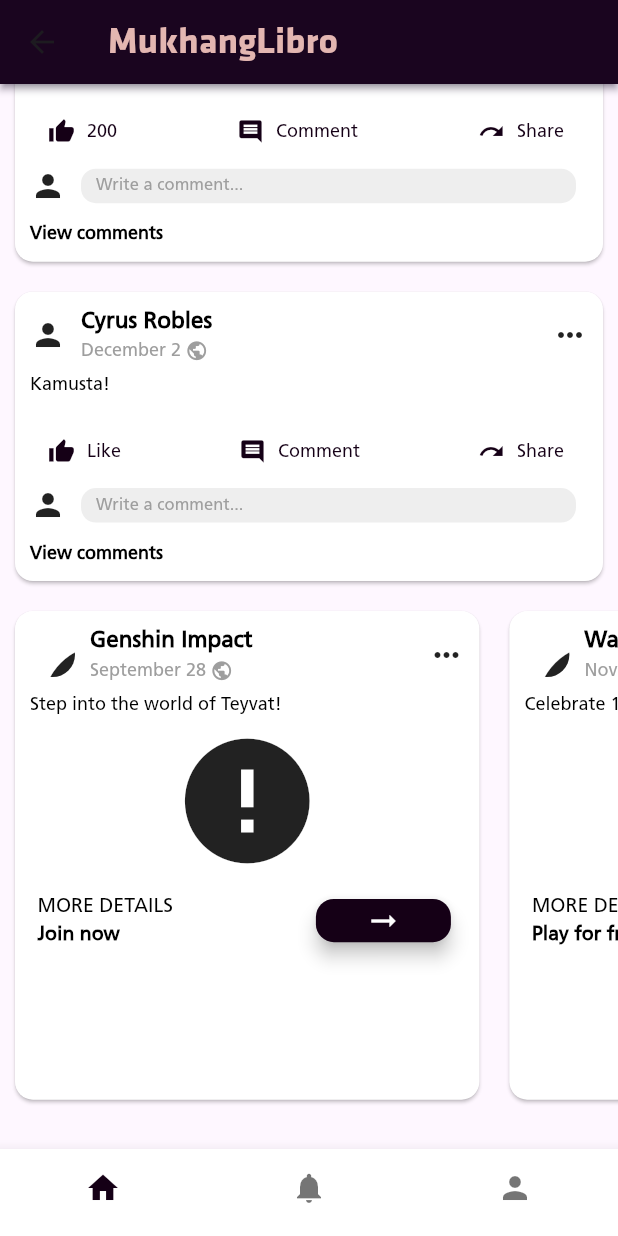
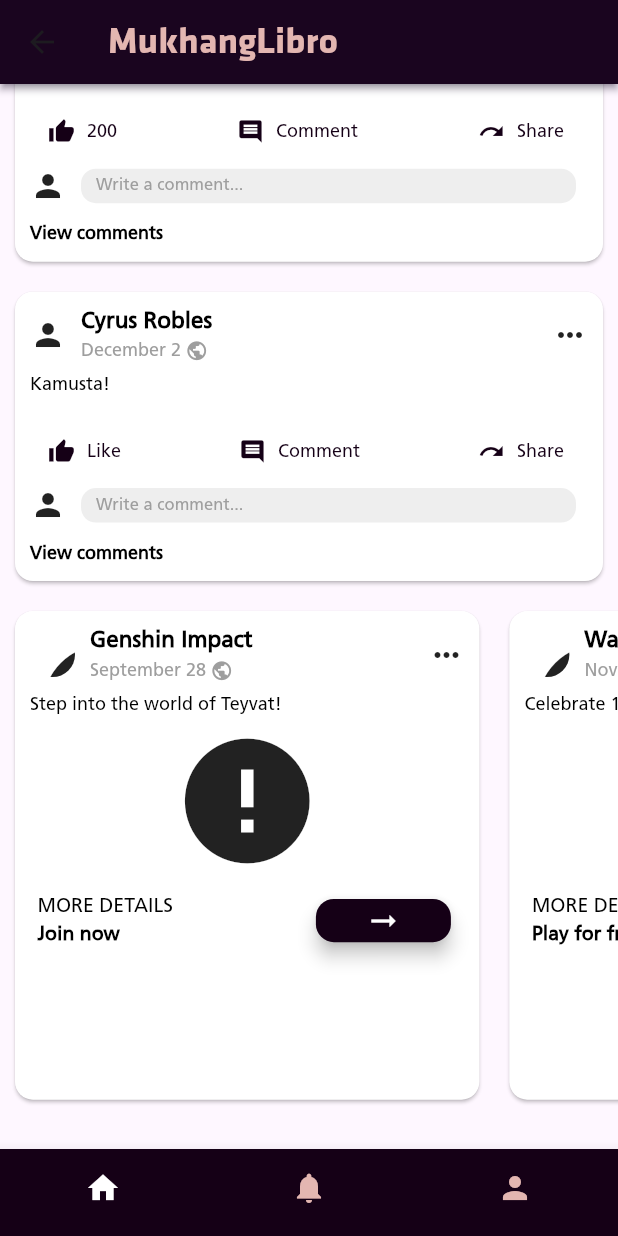
Before and after one commit to gabrieljoshp/eugenio_mobprog, a Flutter app: the HomeScreen screen opened by its route, scrolled down 743 dp, on a phone screen of 412 x 824 dp. Run offline on Flutter 3.47's test engine with Material 3 defaults, Android fonts, the phone set to English and light mode, and no system bars; drawn by our look-alikes of cached_network_image, carousel_slider; our stand-ins replace flutter_screenutil; network calls fail.

Commit message:
pre laboratory act 7 commit

```diff
--- a/lib/screens/home_screen.dart
+++ b/lib/screens/home_screen.dart
@@ -62,7 +62,7 @@
         },
       ),
       bottomNavigationBar: BottomNavigationBar(
-        backgroundColor: Colors.white,
+        backgroundColor: FB_DARK_PRIMARY,
         showSelectedLabels: false, //selected item
         showUnselectedLabels: false, //unselected item
         onTap: _onTappedBar,
@@ -74,7 +74,8 @@
           ),
           BottomNavigationBarItem(icon: Icon(Icons.person), label: 'Profile'),
         ],
-        selectedItemColor: FB_DARK_PRIMARY,
+        unselectedItemColor: FB_TEXT_COLOR_WHITE,
+        selectedItemColor: Colors.white,
         currentIndex: _selectedIndex,
       ),
     );
--- a/lib/screens/newsfeed_screen.dart
+++ b/lib/screens/newsfeed_screen.dart
@@ -16,7 +16,7 @@
           numOfLikes: 2000,
           date: 'October 11',
           profileImageUrl:
-              'https://scontent.fmnl13-2.fna.fbcdn.net/v/t39.30808-6/406526794_7259777220712504_6101170190107026818_n.jpg?_nc_cat=106&ccb=1-7&_nc_sid=6ee11a&_nc_eui2=AeFD_niNN58K1JGJo4g7_UDECrOkklt8aEQKs6SSW3xoRLrPmjRye9OkRWXVWTr5qFl5fSVzwOy86nlTYngx6GUr&_nc_ohc=Pn9xhw9o7hQQ7kNvwFZxGgH&_nc_oc=AdmOXfmXF_sPxDZWUxZGTEIDpuFBOV8HSInIS-KiEG_9IgY0NiBog8NPzeKuxIKCPNI&_nc_zt=23&_nc_ht=scontent.fmnl13-2.fna&_nc_gid=wt12lHyTuLD-H-PMJ0uOpg&oh=00_Afq8V4QdMYX-0UMTbS4Lycu01QhzbbrPoHD76tKL0v4Vog&oe=697C6FC7',
+              'https://scontent.fmnl40-2.fna.fbcdn.net/v/t39.30808-6/406526794_7259777220712504_6101170190107026818_n.jpg?_nc_cat=106&ccb=1-7&_nc_sid=6ee11a&_nc_eui2=AeFD_niNN58K1JGJo4g7_UDECrOkklt8aEQKs6SSW3xoRLrPmjRye9OkRWXVWTr5qFl5fSVzwOy86nlTYngx6GUr&_nc_ohc=C7OceTNF0UkQ7kNvwGIaVeX&_nc_oc=AdmkZL_ZKAFU0bqGVumLRVXF9djNFasBT25hJy-HfPuqs2qAoXmEO-mhZmTi5hltCI0&_nc_zt=23&_nc_ht=scontent.fmnl40-2.fna&_nc_gid=IxnoEJd59bwxONWg6oKN5g&oh=00_AftXNShw0PczHpKRGm66XCSwPl2c6kOgv7ulypz_He-h0g&oe=69857207',
           imageUrl:
               'https://inaturalist-open-data.s3.amazonaws.com/photos/1307188/large.jpg',
         ),
@@ -34,7 +34,7 @@
           numOfLikes: 200,
           date: 'December 2',
           profileImageUrl:
-              'https://scontent.fmnl13-2.fna.fbcdn.net/v/t39.30808-6/406526794_7259777220712504_6101170190107026818_n.jpg?_nc_cat=106&ccb=1-7&_nc_sid=6ee11a&_nc_eui2=AeFD_niNN58K1JGJo4g7_UDECrOkklt8aEQKs6SSW3xoRLrPmjRye9OkRWXVWTr5qFl5fSVzwOy86nlTYngx6GUr&_nc_ohc=Pn9xhw9o7hQQ7kNvwFZxGgH&_nc_oc=AdmOXfmXF_sPxDZWUxZGTEIDpuFBOV8HSInIS-KiEG_9IgY0NiBog8NPzeKuxIKCPNI&_nc_zt=23&_nc_ht=scontent.fmnl13-2.fna&_nc_gid=wt12lHyTuLD-H-PMJ0uOpg&oh=00_Afq8V4QdMYX-0UMTbS4Lycu01QhzbbrPoHD76tKL0v4Vog&oe=697C6FC7',
+              'https://scontent.fmnl40-2.fna.fbcdn.net/v/t39.30808-6/406526794_7259777220712504_6101170190107026818_n.jpg?_nc_cat=106&ccb=1-7&_nc_sid=6ee11a&_nc_eui2=AeFD_niNN58K1JGJo4g7_UDECrOkklt8aEQKs6SSW3xoRLrPmjRye9OkRWXVWTr5qFl5fSVzwOy86nlTYngx6GUr&_nc_ohc=C7OceTNF0UkQ7kNvwGIaVeX&_nc_oc=AdmkZL_ZKAFU0bqGVumLRVXF9djNFasBT25hJy-HfPuqs2qAoXmEO-mhZmTi5hltCI0&_nc_zt=23&_nc_ht=scontent.fmnl40-2.fna&_nc_gid=IxnoEJd59bwxONWg6oKN5g&oh=00_AftXNShw0PczHpKRGm66XCSwPl2c6kOgv7ulypz_He-h0g&oe=69857207',
         ),
         PostCard(
           userName: 'Cyrus Robles',
@@ -98,7 +98,7 @@
       PostCard(
         userName: 'Umamusume: Pretty Derby',
         imageUrl:
-            'https://upload.wikimedia.org/wikipedia/en/3/31/Umamusume_Pretty_Derby_game_cover.jpg',
+            'https://images.steamusercontent.com/ugc/15360591684379468045/75EE5E52047D949B29BDB24D8A0D9C242BB9911B/?imw=5000&imh=5000&ima=fit&impolicy=Letterbox&imcolor=%23000000&letterbox=false',
         profileImageUrl:
             'https://play-lh.googleusercontent.com/yN6cCSP7UB_2bsvlCxrtv-FUpEt1IvEFwr0Ucb3wr39QsAd5PLsueSVXuCinDbE4rifhMlX4YNtpLpkGnpsLhCQ=w240-h480-rw',
         postContent: 'Anime and Horse Racing Combined!',
--- a/lib/screens/profile_screen.dart
+++ b/lib/screens/profile_screen.dart
@@ -62,7 +62,7 @@
                         const CircleAvatar(
                           radius: 50,
                           backgroundImage: CachedNetworkImageProvider(
-                            'https://scontent.fmnl13-2.fna.fbcdn.net/v/t39.30808-6/406526794_7259777220712504_6101170190107026818_n.jpg?_nc_cat=106&ccb=1-7&_nc_sid=6ee11a&_nc_eui2=AeFD_niNN58K1JGJo4g7_UDECrOkklt8aEQKs6SSW3xoRLrPmjRye9OkRWXVWTr5qFl5fSVzwOy86nlTYngx6GUr&_nc_ohc=Pn9xhw9o7hQQ7kNvwFZxGgH&_nc_oc=AdmOXfmXF_sPxDZWUxZGTEIDpuFBOV8HSInIS-KiEG_9IgY0NiBog8NPzeKuxIKCPNI&_nc_zt=23&_nc_ht=scontent.fmnl13-2.fna&_nc_gid=wt12lHyTuLD-H-PMJ0uOpg&oh=00_Afq8V4QdMYX-0UMTbS4Lycu01QhzbbrPoHD76tKL0v4Vog&oe=697C6FC7',
+                            'https://scontent.fmnl40-2.fna.fbcdn.net/v/t39.30808-6/406526794_7259777220712504_6101170190107026818_n.jpg?_nc_cat=106&ccb=1-7&_nc_sid=6ee11a&_nc_eui2=AeFD_niNN58K1JGJo4g7_UDECrOkklt8aEQKs6SSW3xoRLrPmjRye9OkRWXVWTr5qFl5fSVzwOy86nlTYngx6GUr&_nc_ohc=C7OceTNF0UkQ7kNvwGIaVeX&_nc_oc=AdmkZL_ZKAFU0bqGVumLRVXF9djNFasBT25hJy-HfPuqs2qAoXmEO-mhZmTi5hltCI0&_nc_zt=23&_nc_ht=scontent.fmnl40-2.fna&_nc_gid=IxnoEJd59bwxONWg6oKN5g&oh=00_AftXNShw0PczHpKRGm66XCSwPl2c6kOgv7ulypz_He-h0g&oe=69857207',
                           ),
                         ),
                         Positioned(
@@ -189,7 +189,7 @@
                           numOfLikes: 2000,
                           date: 'October 11',
                           profileImageUrl:
-                              'https://scontent.fmnl13-2.fna.fbcdn.net/v/t39.30808-6/406526794_7259777220712504_6101170190107026818_n.jpg?_nc_cat=106&ccb=1-7&_nc_sid=6ee11a&_nc_eui2=AeFD_niNN58K1JGJo4g7_UDECrOkklt8aEQKs6SSW3xoRLrPmjRye9OkRWXVWTr5qFl5fSVzwOy86nlTYngx6GUr&_nc_ohc=Pn9xhw9o7hQQ7kNvwFZxGgH&_nc_oc=AdmOXfmXF_sPxDZWUxZGTEIDpuFBOV8HSInIS-KiEG_9IgY0NiBog8NPzeKuxIKCPNI&_nc_zt=23&_nc_ht=scontent.fmnl13-2.fna&_nc_gid=wt12lHyTuLD-H-PMJ0uOpg&oh=00_Afq8V4QdMYX-0UMTbS4Lycu01QhzbbrPoHD76tKL0v4Vog&oe=697C6FC7',
+                              'https://scontent.fmnl40-2.fna.fbcdn.net/v/t39.30808-6/406526794_7259777220712504_6101170190107026818_n.jpg?_nc_cat=106&ccb=1-7&_nc_sid=6ee11a&_nc_eui2=AeFD_niNN58K1JGJo4g7_UDECrOkklt8aEQKs6SSW3xoRLrPmjRye9OkRWXVWTr5qFl5fSVzwOy86nlTYngx6GUr&_nc_ohc=C7OceTNF0UkQ7kNvwGIaVeX&_nc_oc=AdmkZL_ZKAFU0bqGVumLRVXF9djNFasBT25hJy-HfPuqs2qAoXmEO-mhZmTi5hltCI0&_nc_zt=23&_nc_ht=scontent.fmnl40-2.fna&_nc_gid=IxnoEJd59bwxONWg6oKN5g&oh=00_AftXNShw0PczHpKRGm66XCSwPl2c6kOgv7ulypz_He-h0g&oe=69857207',
                           imageUrl:
                               'https://inaturalist-open-data.s3.amazonaws.com/photos/1307188/large.jpg',
                         ),
@@ -200,7 +200,7 @@
                           numOfLikes: 200,
                           date: 'December 2',
                           profileImageUrl:
-                              'https://scontent.fmnl13-2.fna.fbcdn.net/v/t39.30808-6/406526794_7259777220712504_6101170190107026818_n.jpg?_nc_cat=106&ccb=1-7&_nc_sid=6ee11a&_nc_eui2=AeFD_niNN58K1JGJo4g7_UDECrOkklt8aEQKs6SSW3xoRLrPmjRye9OkRWXVWTr5qFl5fSVzwOy86nlTYngx6GUr&_nc_ohc=Pn9xhw9o7hQQ7kNvwFZxGgH&_nc_oc=AdmOXfmXF_sPxDZWUxZGTEIDpuFBOV8HSInIS-KiEG_9IgY0NiBog8NPzeKuxIKCPNI&_nc_zt=23&_nc_ht=scontent.fmnl13-2.fna&_nc_gid=wt12lHyTuLD-H-PMJ0uOpg&oh=00_Afq8V4QdMYX-0UMTbS4Lycu01QhzbbrPoHD76tKL0v4Vog&oe=697C6FC7',
+                              'https://scontent.fmnl40-2.fna.fbcdn.net/v/t39.30808-6/406526794_7259777220712504_6101170190107026818_n.jpg?_nc_cat=106&ccb=1-7&_nc_sid=6ee11a&_nc_eui2=AeFD_niNN58K1JGJo4g7_UDECrOkklt8aEQKs6SSW3xoRLrPmjRye9OkRWXVWTr5qFl5fSVzwOy86nlTYngx6GUr&_nc_ohc=C7OceTNF0UkQ7kNvwGIaVeX&_nc_oc=AdmkZL_ZKAFU0bqGVumLRVXF9djNFasBT25hJy-HfPuqs2qAoXmEO-mhZmTi5hltCI0&_nc_zt=23&_nc_ht=scontent.fmnl40-2.fna&_nc_gid=IxnoEJd59bwxONWg6oKN5g&oh=00_AftXNShw0PczHpKRGm66XCSwPl2c6kOgv7ulypz_He-h0g&oe=69857207',
                         ),
                       ],
                     ),
--- a/lib/widgets/post_card.dart
+++ b/lib/widgets/post_card.dart
@@ -222,6 +222,7 @@
                         mainAxisAlignment: MainAxisAlignment.spaceBetween,
                         children: [
                           Column(
+                            mainAxisAlignment: MainAxisAlignment.spaceEvenly,
                             crossAxisAlignment: CrossAxisAlignment.start,
                             children: [
                               CustomFont(
```
Also changed, not shown: lib/screens/detail_screen.dart (+30 -4 lines).
